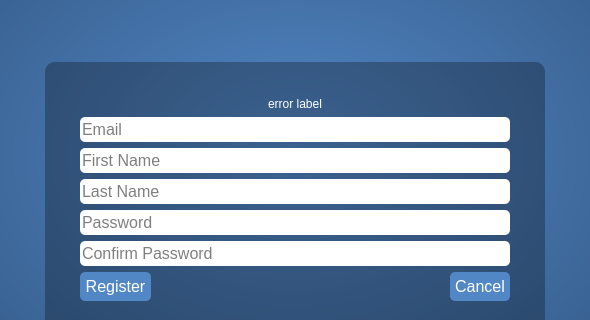
Old version of the form Software-Engineering/mainwindow.ui in the repository WBatt/Software-Engineering; both pictures show x 105 to 695 and y 133 to 453 of the 800 by 578 pixel window.
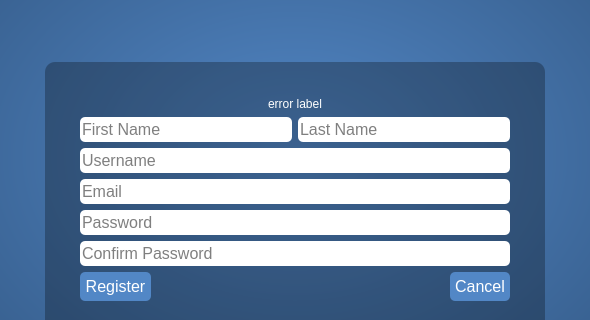
New version of the form. Icons and pictures are not drawn. Custom widgets are drawn as their Qt base class.

Commit message: added username into mainwindows register page and connected all the signals

Patch:
```diff
--- a/Software-Engineering/mainwindow.ui
+++ b/Software-Engineering/mainwindow.ui
@@ -152,6 +152,68 @@
                </property>
               </widget>
              </item>
+             <item>
+              <layout class="QHBoxLayout" name="horizontalLayout_6">
+               <item>
+                <widget class="CustomLineEdit" name="lineEdit_firstName">
+                 <property name="minimumSize">
+                  <size>
+                   <width>0</width>
+                   <height>25</height>
+                  </size>
+                 </property>
+                 <property name="font">
+                  <font>
+                   <pointsize>12</pointsize>
+                  </font>
+                 </property>
+                 <property name="placeholderText">
+                  <string>First Name</string>
+                 </property>
+                </widget>
+               </item>
+               <item>
+                <widget class="CustomLineEdit" name="lineEdit_lastName">
+                 <property name="minimumSize">
+                  <size>
+                   <width>0</width>
+                   <height>25</height>
+                  </size>
+                 </property>
+                 <property name="font">
+                  <font>
+                   <pointsize>12</pointsize>
+                  </font>
+                 </property>
+                 <property name="placeholderText">
+                  <string>Last Name</string>
+                 </property>
+                </widget>
+               </item>
+              </layout>
+             </item>
+             <item>
+              <layout class="QHBoxLayout" name="horizontalLayout_9">
+               <item>
+                <widget class="CustomLineEdit" name="lineEdit_username">
+                 <property name="minimumSize">
+                  <size>
+                   <width>0</width>
+                   <height>25</height>
+                  </size>
+                 </property>
+                 <property name="font">
+                  <font>
+                   <pointsize>12</pointsize>
+                  </font>
+                 </property>
+                 <property name="placeholderText">
+                  <string>Username</string>
+                 </property>
+                </widget>
+               </item>
+              </layout>
+             </item>
              <item>
               <layout class="QHBoxLayout" name="horizontalLayout_5">
                <item>
@@ -180,46 +242,6 @@
                </item>
               </layout>
              </item>
-             <item>
-              <layout class="QHBoxLayout" name="horizontalLayout_6">
-               <item>
-                <widget class="CustomLineEdit" name="lineEdit_firstName">
-                 <property name="minimumSize">
-                  <size>
-                   <width>0</width>
-                   <height>25</height>
-                  </size>
-                 </property>
-                 <property name="font">
-                  <font>
-                   <pointsize>12</pointsize>
-                  </font>
-                 </property>
-                 <property name="placeholderText">
-                  <string>First Name</string>
-                 </property>
-                </widget>
-               </item>
-              </layout>
-             </item>
-             <item>
-              <widget class="QLineEdit" name="lineEdit_lastName">
-               <property name="minimumSize">
-                <size>
-                 <width>0</width>
-                 <height>25</height>
-                </size>
-               </property>
-               <property name="font">
-                <font>
-                 <pointsize>12</pointsize>
-                </font>
-               </property>
-               <property name="placeholderText">
-                <string>Last Name</string>
-               </property>
-              </widget>
-             </item>
              <item>
               <layout class="QHBoxLayout" name="horizontalLayout_7">
                <item>
```
Left out of the diff: 134 changed lines with no effect on the pictures.
